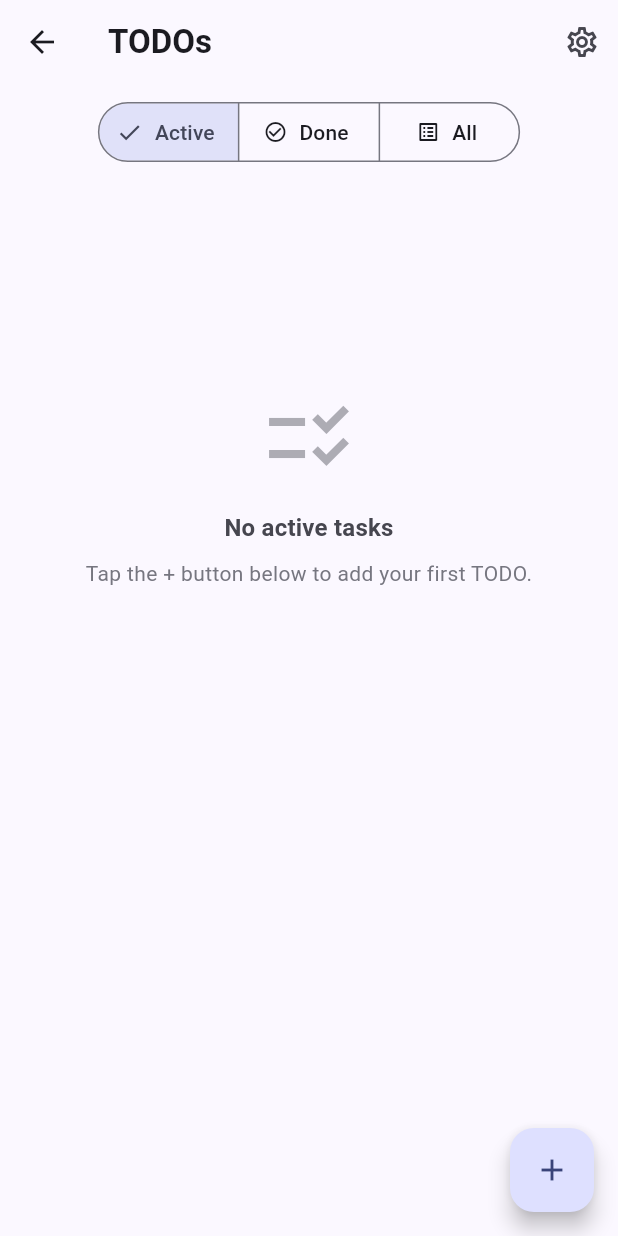
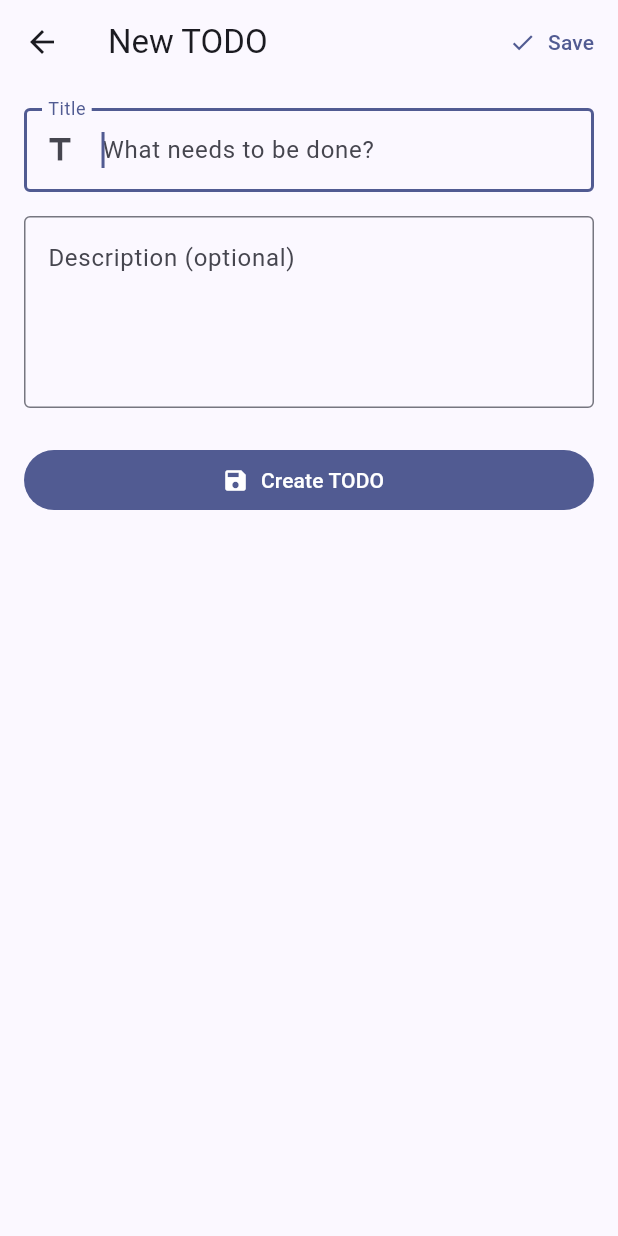
Before and after one commit to etnt/todo, a Flutter app: the TodoListScreen screen opened by its route, after a tap on the "add" icon, on a phone screen of 412 x 824 dp. Run offline on Flutter 3.47's test engine with Material 3 defaults, Android fonts, the phone set to English and light mode, and no system bars; our stand-ins replace flutter_secure_storage, shared_preferences; accounts and stored records are empty.

Commit message:
feat(flutter): implement Add/Edit and Detail screens
- Implement `TodoEditScreen` in `lib/screens/todo_edit_screen.dart`
  - Supports both creation and editing flows with title validation and autofocus
  - Multi-line description input with soft keyboard awareness
  - Unsaved changes safeguard via `PopScope` dialog prompt
  - Preserves entered form text and presents error banner if API operations fail
- Implement `TodoDetailScreen` in `lib/screens/todo_detail_screen.dart`
  - Renders title, status badge, description, and metadata (issue number, priority, timestamps)
  - Action buttons for Edit, Toggle Status, and Delete (with confirmation dialog)
- Wire navigation in `TodoListScreen` and register routes in `app_routes.dart` and `main.dart`
- Add comprehensive widget test suites in `test/todo_edit_screen_test.dart` and `test/todo_detail_screen_test.dart`
- Update Phase 7 checklist in `plan/flutter-todo-app-plan.md`

```diff
--- a/flutter_todo/lib/app_routes.dart
+++ b/flutter_todo/lib/app_routes.dart
@@ -2,4 +2,6 @@
 class AppRoutes {
   static const settings = '/settings';
   static const list = '/list';
+  static const edit = '/edit';
+  static const detail = '/detail';
 }
--- a/flutter_todo/lib/main.dart
+++ b/flutter_todo/lib/main.dart
@@ -4,6 +4,7 @@ import 'package:provider/provider.dart';
 import 'app_routes.dart';
 import 'repositories/todo_repository.dart';
 import 'screens/settings_screen.dart';
+import 'screens/todo_edit_screen.dart';
 import 'screens/todo_list_screen.dart';
 import 'services/github_api_client.dart';
 import 'services/settings_store.dart';
@@ -57,6 +58,7 @@ class TodoApp extends StatelessWidget {
       routes: {
         AppRoutes.settings: (_) => const SettingsScreen(),
         AppRoutes.list: (_) => const TodoListScreen(),
+        AppRoutes.edit: (_) => const TodoEditScreen(),
       },
     );
   }
--- /dev/null
+++ b/flutter_todo/lib/screens/todo_edit_screen.dart
@@ -0,0 +1,235 @@
+import 'package:flutter/material.dart';
+import 'package:provider/provider.dart';
+
+import '../models/todo.dart';
+import '../state/todo_list_model.dart';
+
+/// Screen for adding a new TODO or editing an existing one.
+class TodoEditScreen extends StatefulWidget {
+  const TodoEditScreen({
+    super.key,
+    this.todo,
+  });
+
+  /// If provided, the screen operates in Edit mode; otherwise, in Add mode.
+  final Todo? todo;
+
+  @override
+  State<TodoEditScreen> createState() => _TodoEditScreenState();
+}
+
+class _TodoEditScreenState extends State<TodoEditScreen> {
+  final _formKey = GlobalKey<FormState>();
+  late final TextEditingController _headerController;
+  late final TextEditingController _bodyController;
+
+  bool _isSaving = false;
+  String? _errorMessage;
+
+  bool get _isEditing => widget.todo != null;
+
+  @override
+  void initState() {
+    super.initState();
+    _headerController = TextEditingController(text: widget.todo?.header ?? '');
+    _bodyController = TextEditingController(text: widget.todo?.body ?? '');
+  }
+
+  @override
+  void dispose() {
+    _headerController.dispose();
+    _bodyController.dispose();
+    super.dispose();
+  }
+
+  String? _validateHeader(String? value) {
+    if (value == null || value.trim().isEmpty) {
+      return 'Please enter a title for the TODO';
+    }
+    return null;
+  }
+
+  bool _hasUnsavedChanges() {
+    final origHeader = widget.todo?.header ?? '';
+    final origBody = widget.todo?.body ?? '';
+    return _headerController.text != origHeader || _bodyController.text != origBody;
+  }
+
+  Future<bool> _onWillPop() async {
+    if (!_hasUnsavedChanges() || _isSaving) {
+      return true;
+    }
+
+    final shouldDiscard = await showDialog<bool>(
+      context: context,
+      builder: (ctx) => AlertDialog(
+        title: const Text('Discard changes?'),
+        content: const Text('You have unsaved changes. Are you sure you want to discard them?'),
+        actions: [
+          TextButton(
+            onPressed: () => Navigator.of(ctx).pop(false),
+            child: const Text('Keep Editing'),
+          ),
+          FilledButton(
+            onPressed: () => Navigator.of(ctx).pop(true),
+            child: const Text('Discard'),
+          ),
+        ],
+      ),
+    );
+
+    return shouldDiscard ?? false;
+  }
+
+  Future<void> _save() async {
+    if (!_formKey.currentState!.validate()) return;
+
+    setState(() {
+      _isSaving = true;
+      _errorMessage = null;
+    });
+
+    final model = context.read<TodoListModel>();
+    final header = _headerController.text.trim();
+    final body = _bodyController.text.trim();
+
+    try {
+      if (_isEditing) {
+        await model.updateTodo(widget.todo!, header, body);
+        if (mounted) {
+          ScaffoldMessenger.of(context).showSnackBar(
+            const SnackBar(content: Text('TODO updated successfully!')),
+          );
+          Navigator.of(context).pop(true);
+        }
+      } else {
+        await model.addTodo(header, body);
+        if (mounted) {
+          ScaffoldMessenger.of(context).showSnackBar(
+            const SnackBar(content: Text('TODO created successfully!')),
+          );
+          Navigator.of(context).pop(true);
+        }
+      }
+    } catch (e) {
+      if (mounted) {
+        setState(() {
+          _isSaving = false;
+          _errorMessage = e.toString();
+        });
+        ScaffoldMessenger.of(context).showSnackBar(
+          SnackBar(
+            content: Text('Failed to save TODO: $e'),
+            backgroundColor: Theme.of(context).colorScheme.error,
+          ),
+        );
+      }
+    }
+  }
+
+  @override
+  Widget build(BuildContext context) {
+    return PopScope(
+      canPop: !_hasUnsavedChanges() || _isSaving,
+      onPopInvokedWithResult: (didPop, result) async {
+        if (didPop) return;
+        final shouldPop = await _onWillPop();
+        if (shouldPop && context.mounted) {
+          Navigator.of(context).pop();
+        }
+      },
+      child: Scaffold(
+        appBar: AppBar(
+          title: Text(_isEditing ? 'Edit TODO' : 'New TODO'),
+          actions: [
+            TextButton.icon(
+              onPressed: _isSaving ? null : _save,
+              icon: _isSaving
+                  ? const SizedBox(
+                      width: 16,
+                      height: 16,
+                      child: CircularProgressIndicator(strokeWidth: 2),
+                    )
+                  : const Icon(Icons.check),
+              label: Text(_isSaving ? 'Saving...' : 'Save'),
+            ),
+          ],
+        ),
+        body: SafeArea(
+          child: SingleChildScrollView(
+            padding: const EdgeInsets.all(16),
+            child: Form(
+              key: _formKey,
+              child: Column(
+                crossAxisAlignment: CrossAxisAlignment.stretch,
+                children: [
+                  if (_errorMessage != null) ...[
+                    Container(
+                      padding: const EdgeInsets.all(12),
+                      margin: const EdgeInsets.only(bottom: 16),
+                      decoration: BoxDecoration(
+                        color: Theme.of(context).colorScheme.errorContainer,
+                        borderRadius: BorderRadius.circular(8),
+                      ),
+                      child: Text(
+                        _errorMessage!,
+                        style: TextStyle(
+                          color: Theme.of(context).colorScheme.onErrorContainer,
+                        ),
+                      ),
+                    ),
+                  ],
+
+                  // Title input
+                  TextFormField(
+                    controller: _headerController,
+                    autofocus: !_isEditing,
+                    decoration: const InputDecoration(
+                      labelText: 'Title',
+                      hintText: 'What needs to be done?',
+                      border: OutlineInputBorder(),
+                      prefixIcon: Icon(Icons.title),
+                    ),
+                    textInputAction: TextInputAction.next,
+                    validator: _validateHeader,
+                  ),
+                  const SizedBox(height: 16),
+
+                  // Description input
+                  TextFormField(
+                    controller: _bodyController,
+                    decoration: const InputDecoration(
+                      labelText: 'Description (optional)',
+                      hintText: 'Add details, notes, or bullet points...',
+                      border: OutlineInputBorder(),
+                      alignLabelWithHint: true,
+                    ),
+                    maxLines: 8,
+                    minLines: 4,
+                    keyboardType: TextInputType.multiline,
+                  ),
+                  const SizedBox(height: 24),
+
+                  FilledButton.icon(
+                    onPressed: _isSaving ? null : _save,
+                    icon: _isSaving
+                        ? const SizedBox(
+                            width: 18,
+                            height: 18,
+                            child: CircularProgressIndicator(
+                              strokeWidth: 2,
+                              color: Colors.white,
+                            ),
+                          )
+                        : const Icon(Icons.save),
+                    label: Text(_isSaving ? 'Saving...' : (_isEditing ? 'Update TODO' : 'Create TODO')),
+                  ),
+                ],
+              ),
+            ),
+          ),
+        ),
+      ),
+    );
+  }
+}
--- a/flutter_todo/lib/screens/todo_list_screen.dart
+++ b/flutter_todo/lib/screens/todo_list_screen.dart
@@ -2,11 +2,14 @@ import 'package:flutter/material.dart';
 import 'package:provider/provider.dart';
 
 import '../app_routes.dart';
+import '../models/todo.dart';
 import '../state/settings_model.dart';
 import '../state/todo_list_model.dart';
 import '../widgets/empty_state.dart';
 import '../widgets/error_banner.dart';
 import '../widgets/todo_list_tile.dart';
+import 'todo_detail_screen.dart';
+import 'todo_edit_screen.dart';
 
 /// Main TODO list screen with tabs, pull-to-refresh, reordering, and swipe actions.
 class TodoListScreen extends StatefulWidget {
@@ -65,6 +68,22 @@ class _TodoListScreenState extends State<TodoListScreen> {
           icon: Icons.inbox_outlined,
         );
     }
+  }
+
+  void _openDetail(Todo todo) {
+    Navigator.of(context).push(
+      MaterialPageRoute(
+        builder: (_) => TodoDetailScreen(todo: todo),
+      ),
+    );
+  }
+
+  void _openAdd() {
+    Navigator.of(context).push(
+      MaterialPageRoute(
+        builder: (_) => const TodoEditScreen(),
+      ),
+    );
   }
 
   @override
@@ -168,9 +187,7 @@ class _TodoListScreenState extends State<TodoListScreen> {
                       index: index,
                       onToggle: () => todoList.toggleStatus(todo),
                       onDelete: () => todoList.deleteTodo(todo),
-                      onTap: () {
-                        // View / Edit detail navigation arrives in Phase 7
-                      },
+                      onTap: () => _openDetail(todo),
                     );
                   },
                 ),
@@ -179,9 +196,7 @@ class _TodoListScreenState extends State<TodoListScreen> {
         ],
       ),
       floatingActionButton: FloatingActionButton(
-        onPressed: () {
-          // Add TODO screen navigation arrives in Phase 7
-        },
+        onPressed: _openAdd,
         child: const Icon(Icons.add),
       ),
     );
```
Also changed, not shown: flutter_todo/lib/screens/todo_detail_screen.dart (added, +249 -0 lines), 3 other files.
